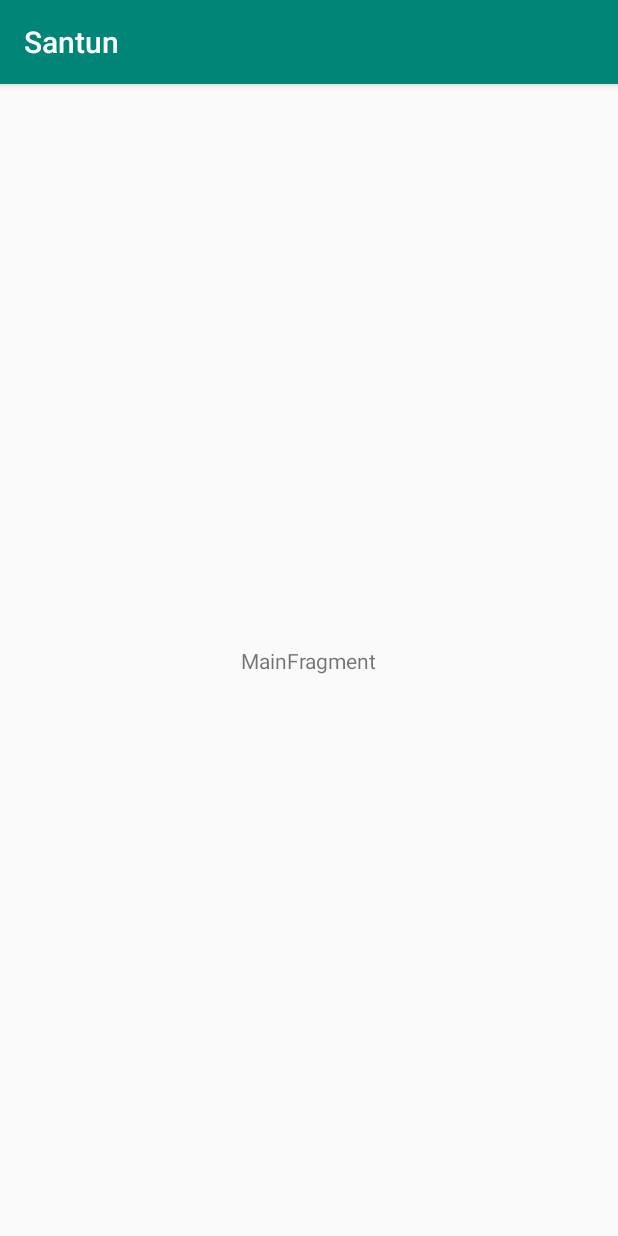
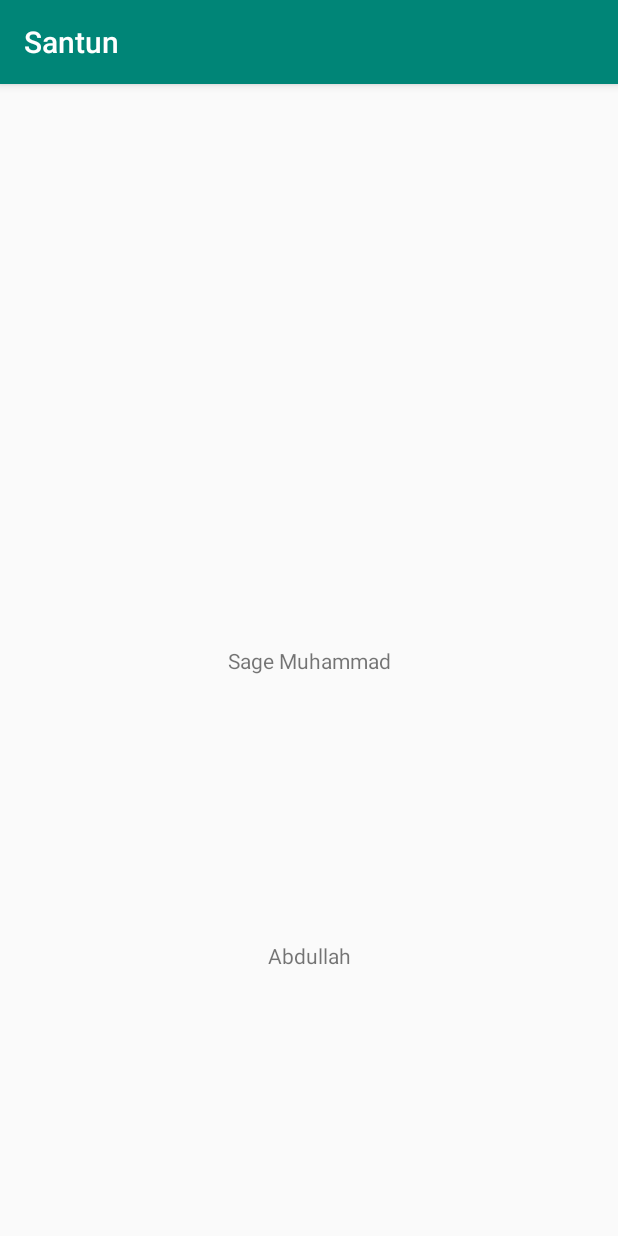
Before and after one commit to laymonage/santun, an Android app: the screen it shows after launch (MainActivity), on a phone screen of 412 x 824 dp. Run offline under Robolectric (Android 15) with nearby library versions, the phone set to English and light mode, and no system bars; our stand-ins replace data binding.

Commit message:
Convert layout to data binding layout

```diff
--- a/app/src/main/java/id/ac/ui/cs/mobileprogramming/sage/santun/ui/main/MainFragment.kt
+++ b/app/src/main/java/id/ac/ui/cs/mobileprogramming/sage/santun/ui/main/MainFragment.kt
@@ -6,6 +6,8 @@ import androidx.fragment.app.Fragment
 import android.view.LayoutInflater
 import android.view.View
 import android.view.ViewGroup
+import androidx.databinding.DataBindingUtil
+import id.ac.ui.cs.mobileprogramming.sage.santun.databinding.MainFragmentBinding
 import id.ac.ui.cs.mobileprogramming.sage.santun.R
 
 class MainFragment : Fragment() {
@@ -20,7 +22,13 @@ class MainFragment : Fragment() {
         inflater: LayoutInflater, container: ViewGroup?,
         savedInstanceState: Bundle?
     ): View {
-        return inflater.inflate(R.layout.main_fragment, container, false)
+        val binding: MainFragmentBinding = DataBindingUtil.inflate(
+                inflater, R.layout.main_fragment, container, false
+        )
+        val view: View = binding.root
+        binding.name = "Sage Muhammad"
+        binding.lastName = "Abdullah"
+        return view
     }
 
     override fun onActivityCreated(savedInstanceState: Bundle?) {
--- a/app/src/main/res/layout/main_activity.xml
+++ b/app/src/main/res/layout/main_activity.xml
@@ -1,7 +1,14 @@
 <?xml version="1.0" encoding="utf-8"?>
-<FrameLayout xmlns:android="http://schemas.android.com/apk/res/android"
-    xmlns:tools="http://schemas.android.com/tools"
-    android:id="@+id/container"
-    android:layout_width="match_parent"
-    android:layout_height="match_parent"
-    tools:context=".MainActivity" />
+<layout xmlns:android="http://schemas.android.com/apk/res/android"
+    xmlns:tools="http://schemas.android.com/tools">
+
+    <data>
+
+    </data>
+
+    <FrameLayout
+        android:id="@+id/container"
+        android:layout_width="match_parent"
+        android:layout_height="match_parent"
+        tools:context=".MainActivity" />
+</layout>
--- a/app/src/main/res/layout/main_fragment.xml
+++ b/app/src/main/res/layout/main_fragment.xml
@@ -1,20 +1,40 @@
 <?xml version="1.0" encoding="utf-8"?>
-<androidx.constraintlayout.widget.ConstraintLayout xmlns:android="http://schemas.android.com/apk/res/android"
+<layout xmlns:android="http://schemas.android.com/apk/res/android"
     xmlns:app="http://schemas.android.com/apk/res-auto"
-    xmlns:tools="http://schemas.android.com/tools"
+    xmlns:tools="http://schemas.android.com/tools">
+
+    <data>
+        <variable name="name" type="String"/>
+        <variable name="lastName" type="String"/>
+    </data>
+
+    <androidx.constraintlayout.widget.ConstraintLayout
         android:id="@+id/main"
         android:layout_width="match_parent"
         android:layout_height="match_parent"
         tools:context=".ui.main.MainFragment">
 
         <TextView
-        android:id="@+id/message"
+            android:id="@+id/nama"
             android:layout_width="wrap_content"
             android:layout_height="wrap_content"
-        android:text="MainFragment"
+            android:text="@{name}"
             app:layout_constraintBottom_toBottomOf="parent"
             app:layout_constraintEnd_toEndOf="parent"
             app:layout_constraintStart_toStartOf="parent"
             app:layout_constraintTop_toTopOf="parent" />
 
+        <TextView
+            android:id="@+id/namaBelakang"
+            android:layout_width="wrap_content"
+            android:layout_height="wrap_content"
+            android:text="@{lastName}"
+            app:layout_constraintBottom_toBottomOf="parent"
+            app:layout_constraintEnd_toEndOf="parent"
+            app:layout_constraintHorizontal_bias="0.5"
+            app:layout_constraintStart_toStartOf="parent"
+            app:layout_constraintTop_toBottomOf="@+id/nama"
+            app:layout_constraintVertical_bias="0.5" />
+
     </androidx.constraintlayout.widget.ConstraintLayout>
+</layout>
```
Lines whose indentation alone changed are shown as unchanged.
